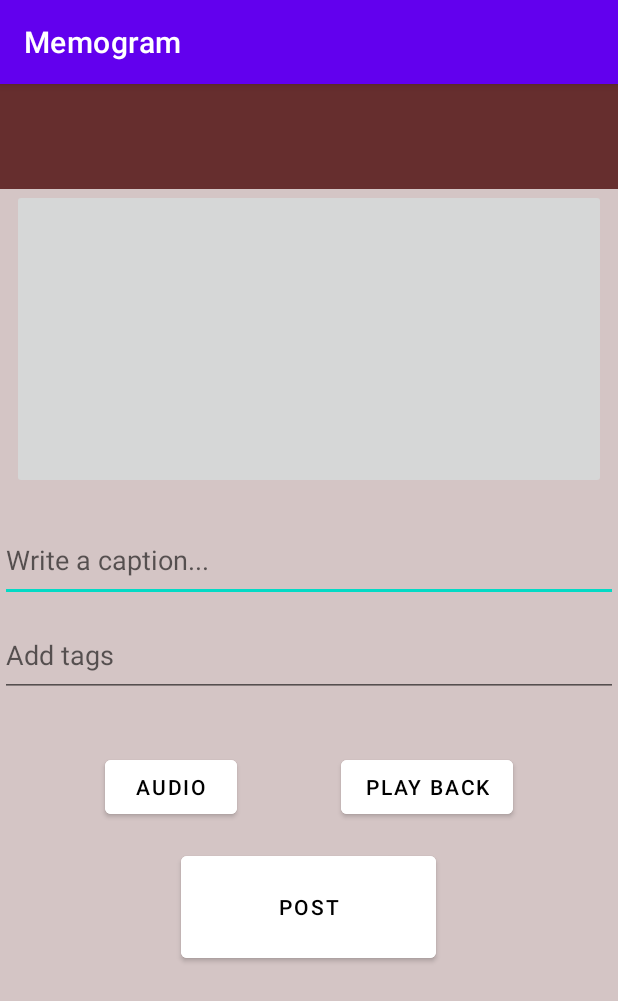
After one commit to ribsyo/Memorygram, an Android app: the fragment createPostFragment shown on its own in the app's theme, on a phone screen of 412 x 824 dp. The commit adds this screen. Shown: the top 1001 px of the screen. Run offline under Robolectric (Android 15) with nearby library versions, the phone set to English and light mode, and no system bars.

Commit message:
-create post fragment -colors

```diff
--- /dev/null
+++ b/app/src/main/java/com/cmpt/memogram/ui/createPost/createPostFragment.java
@@ -0,0 +1,25 @@
+package com.cmpt.memogram.ui.createPost;
+
+import android.os.Bundle;
+import android.view.LayoutInflater;
+import android.view.View;
+import android.view.ViewGroup;
+import androidx.fragment.app.Fragment;
+import com.cmpt.memogram.databinding.FragmentCreatePostBinding;
+
+public class createPostFragment extends Fragment {
+    private FragmentCreatePostBinding binding;
+
+    @Override
+    public View onCreateView(LayoutInflater inflater, ViewGroup container,
+                             Bundle savedInstanceState) {
+        binding = FragmentCreatePostBinding.inflate(inflater, container, false);
+        return binding.getRoot();
+    }
+
+    @Override
+    public void onDestroyView() {
+        super.onDestroyView();
+        binding = null;
+    }
+}
--- /dev/null
+++ b/app/src/main/res/layout/fragment_create_post.xml
@@ -0,0 +1,106 @@
+<?xml version="1.0" encoding="utf-8"?>
+<androidx.constraintlayout.widget.ConstraintLayout xmlns:android="http://schemas.android.com/apk/res/android"
+    xmlns:app="http://schemas.android.com/apk/res-auto"
+    xmlns:tools="http://schemas.android.com/tools"
+    android:id="@+id/main"
+    android:layout_width="match_parent"
+    android:layout_height="match_parent"
+    android:background="@color/grey"
+    tools:context=".MainActivity">
+
+    <androidx.constraintlayout.widget.ConstraintLayout
+        android:id="@+id/top_block"
+        android:layout_width="match_parent"
+        android:layout_height="70dp"
+        android:background="@color/red"
+        app:layout_constraintTop_toTopOf="parent"
+        tools:layout_editor_absoluteX="69dp">
+
+
+
+    </androidx.constraintlayout.widget.ConstraintLayout>
+
+<!--    <TextView-->
+<!--        android:id="@+id/textView"-->
+<!--        android:layout_width="match_parent"-->
+<!--        android:layout_height="match_parent"-->
+<!--        android:text="Create Post"-->
+<!--        android:textColor="@color/white"-->
+<!--        android:textSize="30sp"-->
+<!--        app:layout_constraintStart_toStartOf="parent"-->
+<!--        app:layout_constraintEnd_toEndOf="parent"-->
+<!--        app:layout_constraintTop_toTopOf="parent"-->
+<!--        app:layout_constraintBottom_toBottomOf="parent" />-->
+
+    <ImageButton
+        android:id="@+id/imageButton"
+        android:layout_width="match_parent"
+        android:layout_height="200dp"
+        android:layout_marginStart="8dp"
+        android:layout_marginEnd="8dp"
+        android:contentDescription="Upload an image"
+        app:layout_constraintEnd_toEndOf="parent"
+        app:layout_constraintHorizontal_bias="0.0"
+        app:layout_constraintStart_toStartOf="parent"
+        app:layout_constraintTop_toBottomOf="@+id/top_block"
+        tools:srcCompat="@android:drawable/stat_sys_upload_done" />
+
+    <EditText
+        android:id="@+id/AddCaption"
+        android:layout_width="match_parent"
+        android:layout_height="55dp"
+        android:layout_marginTop="20dp"
+        android:hint="Write a caption..."
+        app:layout_constraintEnd_toEndOf="parent"
+        app:layout_constraintHorizontal_bias="0.0"
+        app:layout_constraintStart_toStartOf="parent"
+        app:layout_constraintTop_toBottomOf="@+id/imageButton" />
+
+    <EditText
+        android:id="@+id/AddTags"
+        android:layout_width="0dp"
+        android:layout_height="55dp"
+        android:hint="Add tags"
+        app:layout_constraintTop_toBottomOf="@+id/AddCaption"
+        app:layout_constraintEnd_toEndOf="parent"
+        app:layout_constraintStart_toStartOf="parent"
+        android:layout_marginTop="8dp" />
+
+    <Button
+        android:id="@+id/Audio"
+        android:layout_width="wrap_content"
+        android:layout_height="wrap_content"
+        android:layout_marginTop="36dp"
+        android:text="Audio"
+        android:textColor="@color/black"
+        android:backgroundTint="@color/white"
+        app:layout_constraintEnd_toStartOf="@+id/PlayBack"
+        app:layout_constraintStart_toStartOf="parent"
+        app:layout_constraintTop_toBottomOf="@+id/AddTags" />
+
+
+    <Button
+        android:id="@+id/PlayBack"
+        android:layout_width="wrap_content"
+        android:layout_height="wrap_content"
+        android:text="Play Back"
+        android:textColor="@color/black"
+        android:backgroundTint="@color/white"
+        app:layout_constraintEnd_toEndOf="parent"
+        app:layout_constraintStart_toEndOf="@+id/Audio"
+        app:layout_constraintTop_toTopOf="@+id/Audio" />
+
+    <Button
+        android:id="@+id/Post"
+        android:layout_width="170dp"
+        android:layout_height="80dp"
+        android:layout_marginTop="100dp"
+        android:text="Post"
+        android:textColor="@color/black"
+        android:backgroundTint="@color/white"
+        app:layout_constraintEnd_toEndOf="parent"
+        app:layout_constraintHorizontal_bias="0.498"
+        app:layout_constraintStart_toStartOf="parent"
+        app:layout_constraintTop_toBottomOf="@+id/AddTags" />
+
+</androidx.constraintlayout.widget.ConstraintLayout>
--- a/app/src/main/res/values/colors.xml
+++ b/app/src/main/res/values/colors.xml
@@ -5,4 +5,10 @@
     <color name="grey">#D4C5C5</color>
     <color name="red">#662E2E</color>
     <color name="blue">#466788</color>
+    <color name="purple_200">#FFBB86FC</color>
+    <color name="purple_500">#FF6200EE</color>
+    <color name="purple_700">#FF3700B3</color>
+    <color name="teal_200">#FF03DAC5</color>
+    <color name="teal_700">#FF018786</color>
+
 </resources>
```
